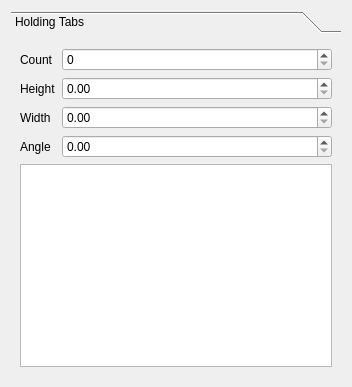
The window that src/Mod/Path/Gui/Resources/panels/HoldingTabsEdit.ui (berndhahnebach/All_FreeCAD) describes before a commit, drawn with Qt 5.
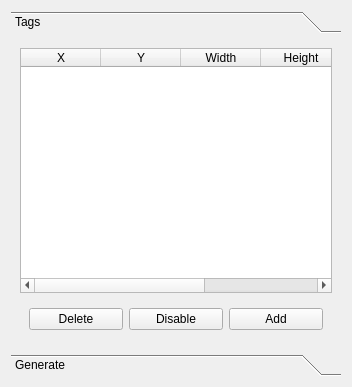
The same window after the commit.

Commit message: Changed tabs to be editable.

```diff
--- a/src/Mod/Path/Gui/Resources/panels/HoldingTabsEdit.ui
+++ b/src/Mod/Path/Gui/Resources/panels/HoldingTabsEdit.ui
@@ -14,7 +14,7 @@
    <string>Holding Tabs</string>
   </property>
   <layout class="QGridLayout" name="gridLayout_2">
-   <item row="1" column="0">
+   <item row="2" column="0">
     <widget class="QToolBox" name="toolBox">
      <property name="frameShape">
       <enum>QFrame::NoFrame</enum>
@@ -28,79 +28,138 @@
         <x>0</x>
         <y>0</y>
         <width>334</width>
-        <height>340</height>
+        <height>311</height>
        </rect>
       </property>
       <attribute name="label">
-       <string>Holding Tabs</string>
+       <string>Tags</string>
       </attribute>
-      <layout class="QFormLayout" name="formLayout">
-       <item row="0" column="0">
-        <widget class="QLabel" name="lCount">
-         <property name="text">
-          <string>Count</string>
-         </property>
-        </widget>
-       </item>
-       <item row="2" column="0">
-        <widget class="QLabel" name="lWidth">
-         <property name="text">
-          <string>Width</string>
-         </property>
-        </widget>
-       </item>
-       <item row="5" column="0" colspan="2">
-        <widget class="QListWidget" name="lwHoldingTabs">
+      <layout class="QVBoxLayout" name="verticalLayout">
+       <item>
+        <widget class="QTableWidget" name="twTags">
          <property name="sizePolicy">
           <sizepolicy hsizetype="Expanding" vsizetype="Expanding">
            <horstretch>0</horstretch>
            <verstretch>0</verstretch>
           </sizepolicy>
          </property>
-         <property name="toolTip">
-          <string>&lt;html&gt;&lt;head/&gt;&lt;body&gt;&lt;p&gt;List of holding tabs calculated by the paremeters entered above. You can un-check tabs you don't want to be inserted.&lt;/p&gt;&lt;/body&gt;&lt;/html&gt;</string>
+         <property name="sortingEnabled">
+          <bool>true</bool>
          </property>
+         <attribute name="horizontalHeaderDefaultSectionSize">
+          <number>80</number>
+         </attribute>
+         <attribute name="verticalHeaderVisible">
+          <bool>false</bool>
+         </attribute>
+         <column>
+          <property name="text">
+           <string>X</string>
+          </property>
+         </column>
+         <column>
+          <property name="text">
+           <string>Y</string>
+          </property>
+         </column>
+         <column>
+          <property name="text">
+           <string>Width</string>
+          </property>
+         </column>
+         <column>
+          <property name="text">
+           <string>Height</string>
+          </property>
+         </column>
+         <column>
+          <property name="text">
+           <string>Angle</string>
+          </property>
+         </column>
         </widget>
        </item>
-       <item row="0" column="1">
-        <widget class="QSpinBox" name="sbCount">
-         <property name="toolTip">
-          <string>&lt;html&gt;&lt;head/&gt;&lt;body&gt;&lt;p&gt;Enter the number of tabs you wish to have.&lt;/p&gt;&lt;p&gt;&lt;br/&gt;&lt;/p&gt;&lt;p&gt;Note that sometimes it's necessary to enter a larger than desired count number and disable the ones tabs you don't want in order to get the holding tab layout you want.&lt;/p&gt;&lt;/body&gt;&lt;/html&gt;</string>
+       <item>
+        <widget class="QWidget" name="widget" native="true">
+         <layout class="QHBoxLayout" name="horizontalLayout">
+          <item>
+           <widget class="QPushButton" name="pbDelete">
+            <property name="text">
+             <string>Delete</string>
+            </property>
+           </widget>
+          </item>
+          <item>
+           <widget class="QPushButton" name="pbDisable">
+            <property name="text">
+             <string>Disable</string>
+            </property>
+           </widget>
+          </item>
+          <item>
+           <widget class="QPushButton" name="pbAdd">
+            <property name="text">
+             <string>Add</string>
+            </property>
+           </widget>
+          </item>
+         </layout>
+        </widget>
+       </item>
+      </layout>
+     </widget>
+     <widget class="QWidget" name="tbpGenerate">
+      <property name="geometry">
+       <rect>
+        <x>0</x>
+        <y>0</y>
+        <width>334</width>
+        <height>311</height>
+       </rect>
+      </property>
+      <attribute name="label">
+       <string>Generate</string>
+      </attribute>
+      <layout class="QFormLayout" name="formLayout_2">
+       <item row="4" column="0">
+        <widget class="QLabel" name="lWidth">
+         <property name="text">
+          <string>Width</string>
          </property>
         </widget>
        </item>
-       <item row="2" column="1">
+       <item row="4" column="1">
         <widget class="QDoubleSpinBox" name="dsbWidth">
          <property name="toolTip">
           <string>&lt;html&gt;&lt;head/&gt;&lt;body&gt;&lt;p&gt;Width of each tab.&lt;/p&gt;&lt;/body&gt;&lt;/html&gt;</string>
          </property>
         </widget>
        </item>
-       <item row="1" column="0">
+       <item row="5" column="0">
         <widget class="QLabel" name="lHeight">
          <property name="text">
           <string>Height</string>
          </property>
         </widget>
        </item>
-       <item row="1" column="1">
+       <item row="5" column="1">
         <widget class="QDoubleSpinBox" name="dsbHeight">
          <property name="toolTip">
           <string>&lt;html&gt;&lt;head/&gt;&lt;body&gt;&lt;p&gt;The height of the holding tab measured from the bottom of the path. By default this is set to the (estimated) height of the path.&lt;/p&gt;&lt;/body&gt;&lt;/html&gt;</string>
          </property>
         </widget>
        </item>
-       <item row="3" column="0">
+       <item row="6" column="0">
         <widget class="QLabel" name="lAngle">
          <property name="enabled">
           <bool>true</bool>
          </property>
          <property name="text">
-          <string>Angle</string>
+          <string>Angle    </string>
          </property>
         </widget>
        </item>
-       <item row="3" column="1">
+       <item row="6" column="1">
         <widget class="QDoubleSpinBox" name="dsbAngle">
          <property name="enabled">
           <bool>true</bool>
@@ -110,6 +169,66 @@
          </property>
         </widget>
        </item>
+       <item row="7" column="1">
+        <widget class="QDialogButtonBox" name="buttonBox">
+         <property name="standardButtons">
+          <set>QDialogButtonBox::Apply|QDialogButtonBox::Ok</set>
+         </property>
+        </widget>
+       </item>
+       <item row="8" column="0">
+        <spacer name="verticalSpacer">
+         <property name="orientation">
+          <enum>Qt::Vertical</enum>
+         </property>
+         <property name="sizeHint" stdset="0">
+          <size>
+           <width>20</width>
+           <height>40</height>
+          </size>
+         </property>
+        </spacer>
+       </item>
+       <item row="1" column="0" colspan="2">
+        <widget class="QGroupBox" name="groupBox">
+         <property name="title">
+          <string>Layout</string>
+         </property>
+         <layout class="QFormLayout" name="formLayout">
+          <item row="0" column="0">
+           <widget class="QLabel" name="lCount">
+            <property name="text">
+             <string>Count</string>
+            </property>
+           </widget>
+          </item>
+          <item row="0" column="1">
+           <widget class="QSpinBox" name="sbCount">
+            <property name="toolTip">
+             <string>&lt;html&gt;&lt;head/&gt;&lt;body&gt;&lt;p&gt;Enter the number of tabs you wish to have.&lt;/p&gt;&lt;p&gt;&lt;br/&gt;&lt;/p&gt;&lt;p&gt;Note that sometimes it's necessary to enter a larger than desired count number and disable the ones tabs you don't want in order to get the holding tab layout you want.&lt;/p&gt;&lt;/body&gt;&lt;/html&gt;</string>
+            </property>
+           </widget>
+          </item>
+          <item row="1" column="0">
+           <widget class="QLabel" name="label">
+            <property name="text">
+             <string>Spacing        </string>
+            </property>
+           </widget>
+          </item>
+          <item row="1" column="1">
+           <widget class="QDoubleSpinBox" name="dsbSpacing"/>
+          </item>
+         </layout>
+        </widget>
+       </item>
+       <item row="0" column="0">
+        <widget class="QCheckBox" name="cbAutoApply">
+         <property name="text">
+          <string>Auto Apply</string>
+         </property>
+        </widget>
+       </item>
       </layout>
      </widget>
     </widget>
```
Left out of the diff: 4 changed lines with no effect on the pictures. The commit also changes 1 other file.
